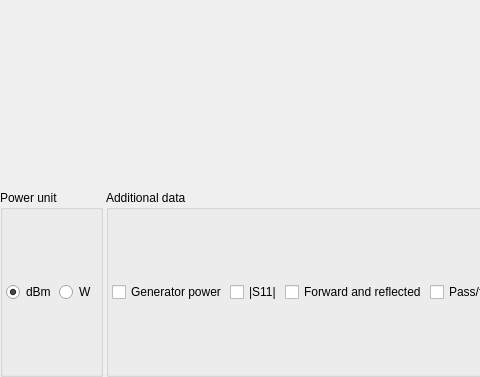
Qt form src/gui/dpiresult_view.ui (eseo-emc/emctestbench) before a commit; both pictures show x 0 to 480 and y 0 to 377 of the 729 by 377 pixel window.
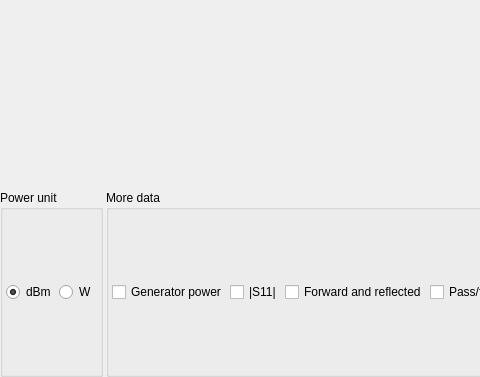
The same form after that commit. Custom widgets are drawn as their Qt base class.

Patch:
```diff
--- a/src/gui/dpiresult_view.ui
+++ b/src/gui/dpiresult_view.ui
@@ -61,7 +61,7 @@
    <item row="1" column="1">
     <widget class="QGroupBox" name="additional">
      <property name="title">
-      <string>Additional data</string>
+      <string>More data</string>
      </property>
      <layout class="QHBoxLayout" name="horizontalLayout">
       <property name="spacing">
```
